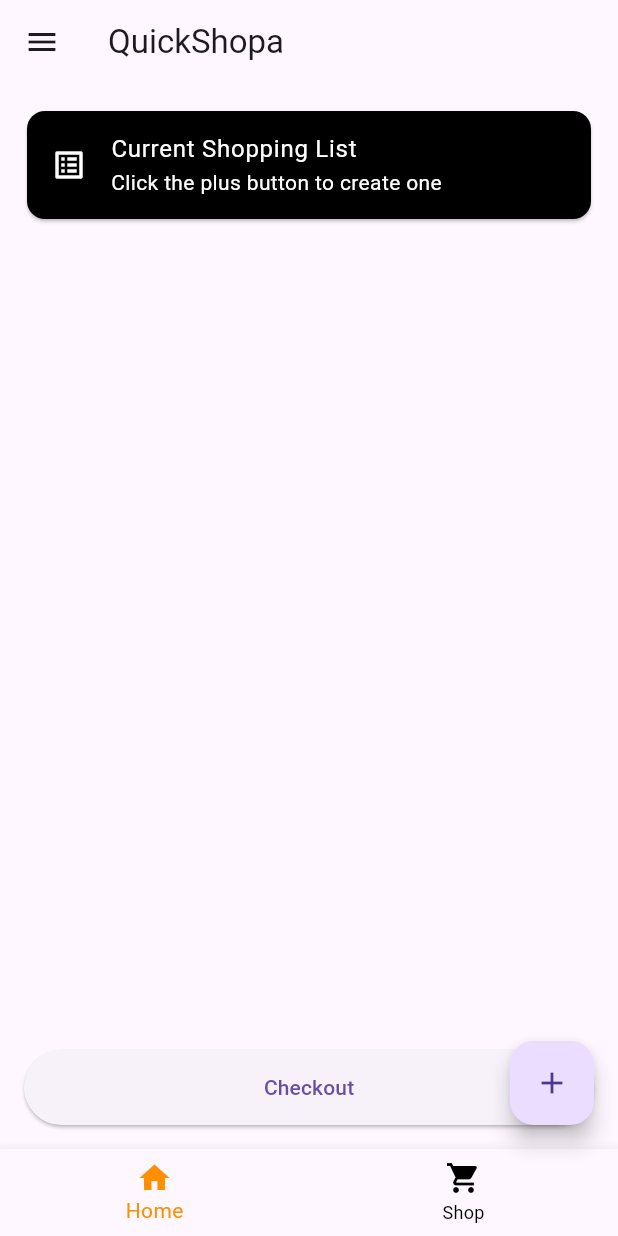
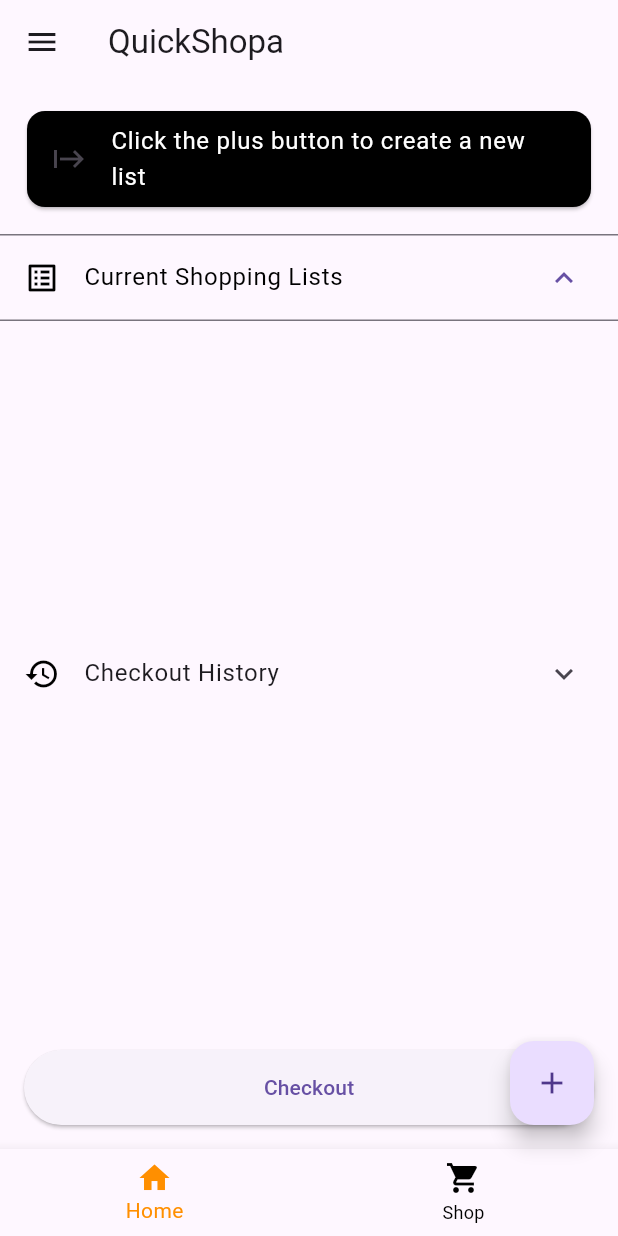
Before and after one commit to NeshJesse/shopai, a Flutter app: the ShoppingListScreen screen opened by its route, on a phone screen of 412 x 824 dp. Run offline on Flutter 3.47's test engine with Material 3 defaults, Android fonts, the light colour scheme and no system bars; our stand-ins replace sign_in_button, supabase_flutter, webview_flutter; missing offline and left inert: flutter_web_auth; accounts and stored records are empty; network calls fail.

Commit message:
redesigned the shopping page

```diff
--- a/lib/screens/shopping.dart
+++ b/lib/screens/shopping.dart
@@ -141,8 +141,70 @@ class _ShoppingListScreenState extends State<ShoppingListScreen> {
       ),
       children: Column(
         children: [
+          Padding(
+            padding: const EdgeInsets.all(8.0),
+            child: Card(
+              margin: EdgeInsets.all(10.0),
+              color: Colors.black,
+              child: ListTile(
+                leading: Icon(Icons.start_outlined),
+                textColor: Colors.white,
+                title: Text('Click the plus button to create a new list'),
+              ),
+            ),
+          ),
+          Expanded(
+            child: ListView(children: [
+              ExpansionTile(
+                leading: Icon(
+                  Icons.list_alt_outlined,
+                  color: Colors.black,
+                ),
+                initiallyExpanded: true,
+                title: Text(
+                  'Current Shopping Lists',
+                  style: TextStyle(
+                    color: Colors.black,
+                  ),
+                ),
+                children: [
+                  ..._shoppingList.map(
+                    (item) => Padding(
+                      padding: const EdgeInsets.all(8.0),
+                      child: Card(
+                          margin: EdgeInsets.all(10.0),
+                          color: Colors.black,
+                          child: ListTile(
+                            leading:
+                                Icon(Icons.shopping_bag, color: Colors.white),
+                            title: Text(
+                              item['product'],
+                              style: TextStyle(color: Colors.white),
+                            ),
+                            subtitle: Text(
+                              'Brand: ${item['brand']}, Quantity: ${item['qt']}, Supermarket: ${item['supermarket']}',
+                              style: TextStyle(color: Colors.white),
+                            ),
+                            trailing: Text(
+                              '\$${item['price']}',
+                              style: TextStyle(color: Colors.white),
+                            ),
+                          )),
+                    ),
+                  ),
+                ],
+              ),
+            ]),
+          ),
           Expanded(
             child: ListView(
+              children: [
+                ExpansionTile(
+                  leading: Icon(
+                    Icons.history_outlined,
+                    color: Colors.black,
+                  ),
+                  title: Text('Checkout History'),
                   children: [
                     if (_checkoutHistory.isNotEmpty) ...[
                       Padding(
@@ -151,13 +213,27 @@ class _ShoppingListScreenState extends State<ShoppingListScreen> {
                           'Checkout History',
                         ),
                       ),
-                  ..._checkoutHistory.map((checkout) => ListTile(
+                      ..._checkoutHistory.map(
+                        (checkout) => Padding(
+                          padding: const EdgeInsets.all(8.0),
+                          child: Card(
+                            margin: EdgeInsets.all(10.0),
+                            color: Colors.black,
+                            child: ListTile(
                               leading: Icon(Icons.receipt),
                               title: Text(
-                            'Checkout on ${DateTime.parse(checkout['checkout_date']).toLocal()}'),
+                                'Checkout on ${DateTime.parse(checkout['checkout_date']).toLocal()}',
+                                style: TextStyle(color: Colors.white),
+                              ),
                               subtitle: Text(
-                            'Total: \$${checkout['total_amount'].toStringAsFixed(2)}'),
-                        trailing: Icon(Icons.arrow_forward_ios),
+                                'Total: \$${checkout['total_amount'].toStringAsFixed(2)}',
+                                style: TextStyle(color: Colors.white),
+                              ),
+                              trailing: Icon(
+                                Icons.arrow_forward_ios,
+                                color: Colors.white,
+                              ),
+                              tileColor: Colors.black,
                               onTap: () {
                                 Navigator.of(context).push(
                                   MaterialPageRoute(
@@ -168,39 +244,14 @@ class _ShoppingListScreenState extends State<ShoppingListScreen> {
                                 );
                                 // TODO: Navigate to a detailed view of this checkout
                               },
-                      )),
-                  Divider(),
-                ],
-                Padding(
-                  padding: const EdgeInsets.all(8.0),
-                  child: Card(
-                    margin: EdgeInsets.all(10.0),
-                    color: Colors.black,
-                    child: ListTile(
-                      leading: Icon(
-                        Icons.list_alt_outlined,
-                        color: Colors.white,
-                      ),
-                      title: Text(
-                        'Current Shopping List',
-                        style: TextStyle(
-                          color: Colors.white,
-                        ),
-                      ),
-                      subtitle: Text(
-                        'Click the plus button to create one',
-                        style: TextStyle(color: Colors.white),
                             ),
                           ),
                         ),
                       ),
-                ..._shoppingList.map((item) => ListTile(
-                      leading: Icon(Icons.shopping_bag),
-                      title: Text(item['product']),
-                      subtitle: Text(
-                          'Brand: ${item['brand']}, Quantity: ${item['qt']}, Supermarket: ${item['supermarket']}'),
-                      trailing: Text('\$${item['price']}'),
-                    )),
+                      Divider(),
+                    ],
+                  ],
+                ),
               ],
             ),
           ),
```
Lines whose indentation alone changed are shown as unchanged.
